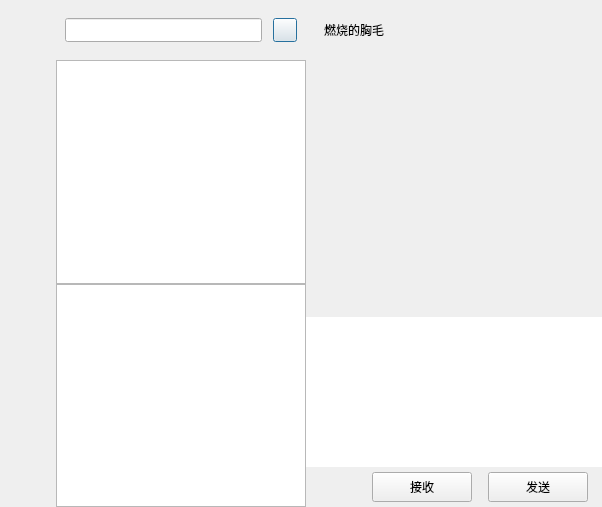
xiegd/chat, file client/llfcchat/chatdialog.ui: the form before one commit.
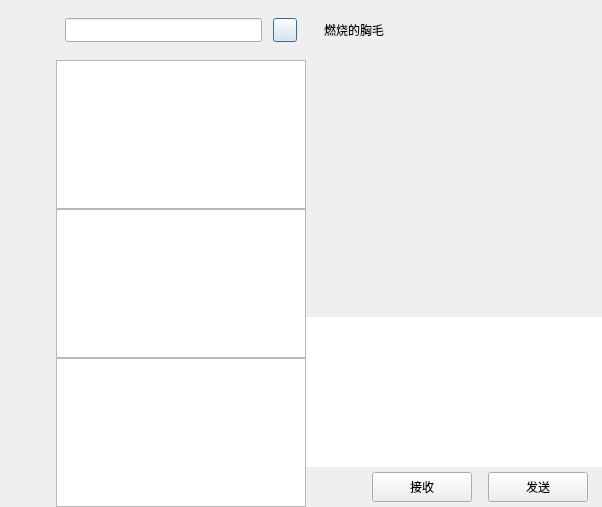
The form after the commit. Custom widgets are drawn as their Qt base class.

The edit to the form file:
```diff
--- a/client/llfcchat/chatdialog.ui
+++ b/client/llfcchat/chatdialog.ui
@@ -304,6 +304,9 @@
         </property>
        </widget>
       </item>
+      <item>
+       <widget class="ContactUserList" name="con_user_list"/>
+      </item>
      </layout>
     </widget>
    </item>
@@ -684,6 +687,11 @@
    <extends>QListWidget</extends>
    <header>searchlist.h</header>
   </customwidget>
+  <customwidget>
+   <class>ContactUserList</class>
+   <extends>QListWidget</extends>
+   <header location="global">contactuserlist.h</header>
+  </customwidget>
  </customwidgets>
  <resources/>
  <connections/>
```
